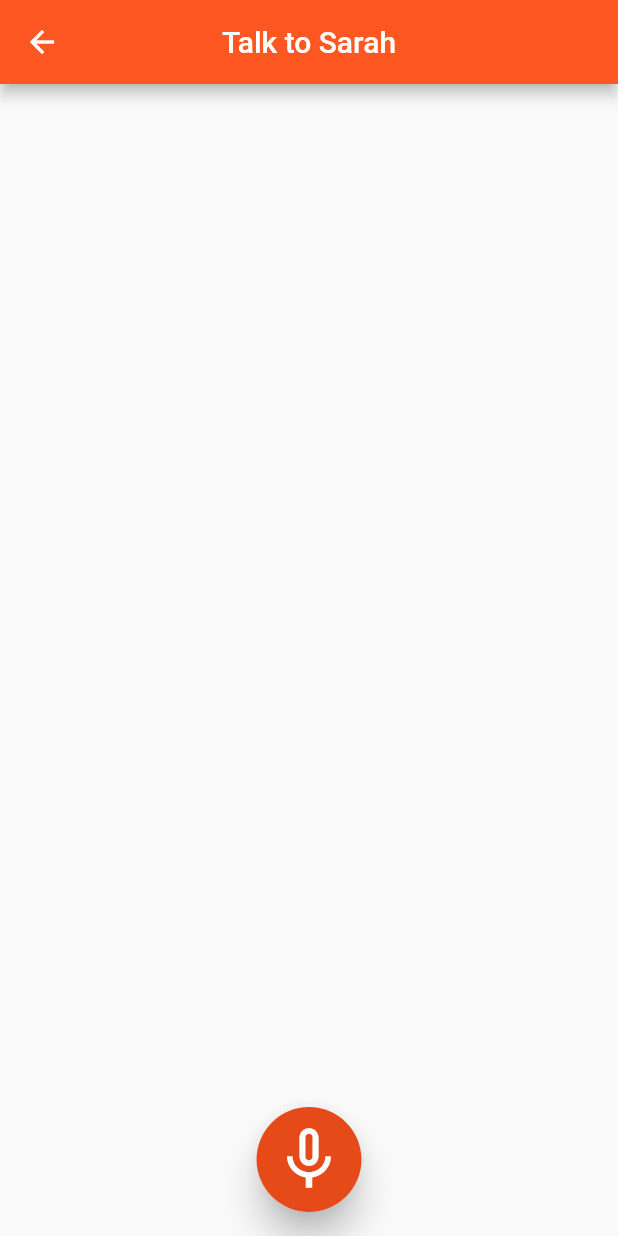
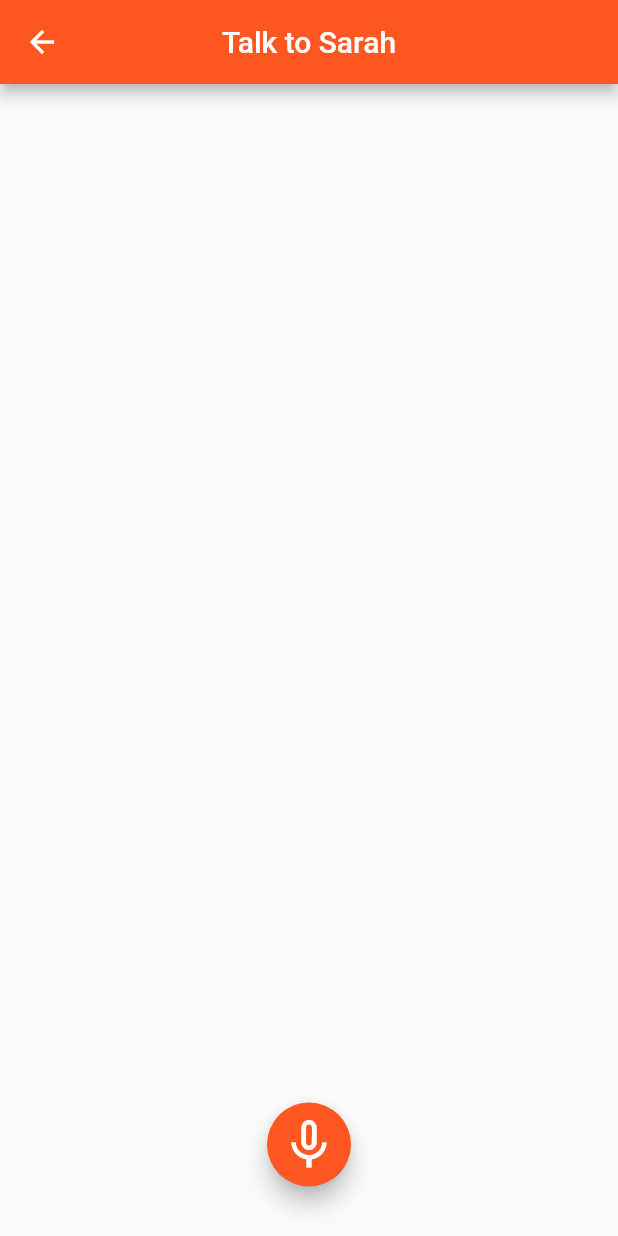
Before and after one commit to samiraliyev573/bchacks2021-seniorhelp, a Flutter app: the TalkPage screen opened by its route, on a phone screen of 412 x 824 dp. Run offline on Flutter 3.47's test engine with Material 2 defaults, Android fonts, the phone set to English and light mode, and no system bars; drawn by our look-alikes of avatar_glow; our stand-ins replace bubble, speech_to_text; missing offline and left inert: flutter_dialogflow.

Commit message:
Update talk_page.dart

```diff
--- a/seniorhelp/lib/screens/talk_page.dart
+++ b/seniorhelp/lib/screens/talk_page.dart
@@ -48,22 +48,18 @@ class _TalkPageState extends State<TalkPage> {
       ),
       floatingActionButtonLocation: FloatingActionButtonLocation.centerFloat,
       bottomSheet: Padding(padding: EdgeInsets.only(bottom: 30.0)),
-      floatingActionButton:AvatarGlow(
+      floatingActionButton: AvatarGlow(
         animate: voiceListen,
         glowColor: Theme.of(context).primaryColor,
-          endRadius: 35.0,
+        endRadius: 45.0,
         duration: Duration(milliseconds: 2000),
         repeatPauseDuration: Duration(milliseconds: 100),
         repeat: true,
-          child: Material(
-            elevation: 10.0,
-            shape: CircleBorder(),
-            child: CircleAvatar(
+        child: FloatingActionButton(
+          onPressed: _listen,
           child: Icon(
             voiceListen ? Icons.mic : Icons.mic_none,
-                size: 50,
-              ),
-              radius: 110.0,
+            size: 40,
           ),
         ),
       ),
```
Lines whose indentation alone changed are shown as unchanged.
